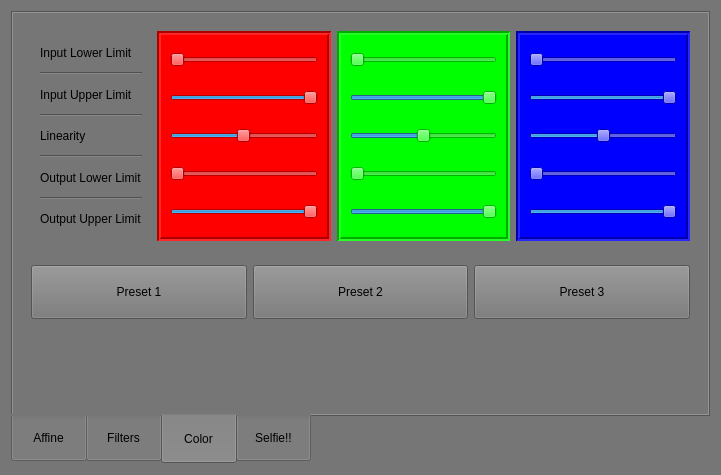
Qt form App/ImageRIT/panel.ui (natedileas/ImageRIT) before a commit.
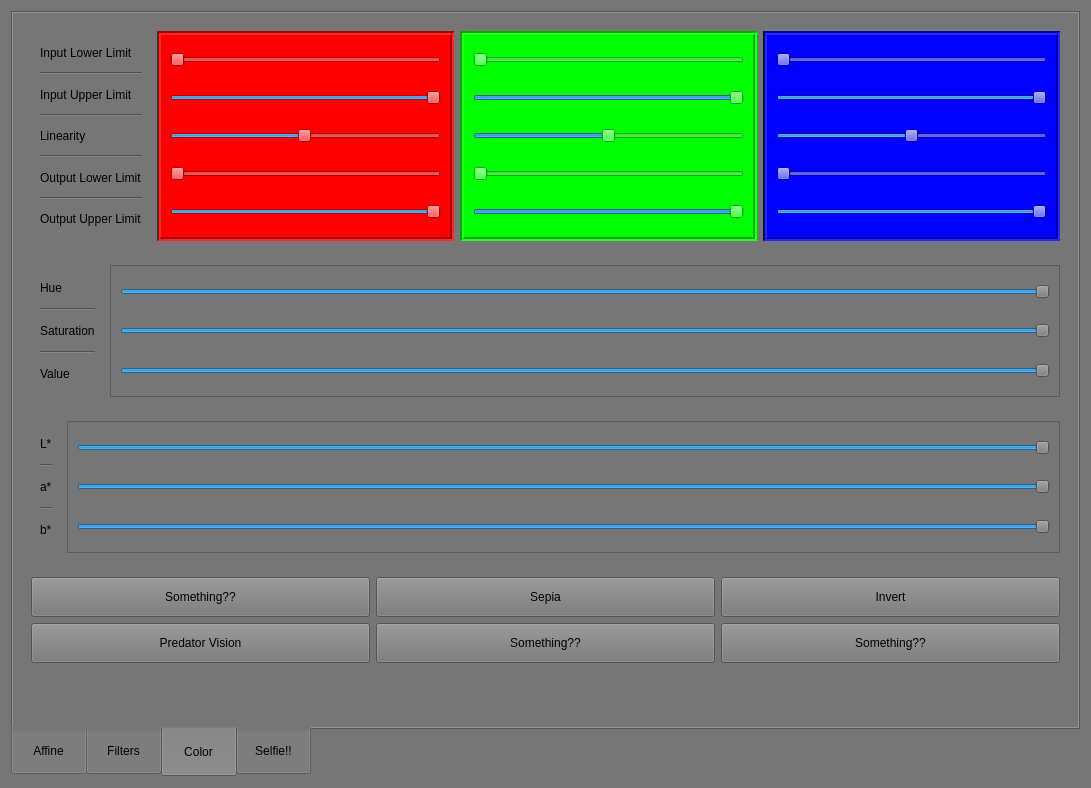
The same form after that commit. The open tabs and pages were chosen to show the change. Icons and pictures are not drawn.

Commit message: HSV and L*a*b* sliders.

What changed in the file:
```diff
--- a/App/ImageRIT/panel.ui
+++ b/App/ImageRIT/panel.ui
@@ -9,8 +9,8 @@
    <rect>
     <x>0</x>
     <y>0</y>
-    <width>721</width>
-    <height>475</height>
+    <width>1091</width>
+    <height>788</height>
    </rect>
   </property>
   <property name="windowTitle">
@@ -19,8 +19,8 @@
   <property name="styleSheet">
    <string notr="true">background-color: rgb(118, 118, 118);</string>
   </property>
-  <layout class="QVBoxLayout" name="verticalLayout_5">
-   <item>
+  <layout class="QGridLayout" name="gridLayout_2">
+   <item row="0" column="0">
     <widget class="QTabWidget" name="tabWidget">
      <property name="enabled">
       <bool>true</bool>
@@ -584,7 +584,7 @@
       <attribute name="title">
        <string>Color</string>
       </attribute>
-      <layout class="QVBoxLayout" name="verticalLayout_4">
+      <layout class="QVBoxLayout" name="verticalLayout_12">
        <item>
         <widget class="QFrame" name="frame_4">
          <property name="sizePolicy">
@@ -1150,21 +1150,433 @@
         </widget>
        </item>
        <item>
-        <widget class="QFrame" name="frame">
-         <property name="sizePolicy">
-          <sizepolicy hsizetype="Expanding" vsizetype="Expanding">
-           <horstretch>0</horstretch>
-           <verstretch>0</verstretch>
-          </sizepolicy>
+        <widget class="QFrame" name="red_2">
+         <property name="styleSheet">
+          <string notr="true"/>
          </property>
          <property name="frameShape">
           <enum>QFrame::NoFrame</enum>
          </property>
          <property name="frameShadow">
-          <enum>QFrame::Raised</enum>
+          <enum>QFrame::Sunken</enum>
+         </property>
+         <property name="lineWidth">
+          <number>2</number>
          </property>
          <layout class="QHBoxLayout" name="horizontalLayout">
           <item>
+           <widget class="QFrame" name="frame_12">
+            <property name="styleSheet">
+             <string notr="true">border-width: 10px;</string>
+            </property>
+            <property name="frameShape">
+             <enum>QFrame::NoFrame</enum>
+            </property>
+            <property name="frameShadow">
+             <enum>QFrame::Plain</enum>
+            </property>
+            <property name="lineWidth">
+             <number>0</number>
+            </property>
+            <layout class="QVBoxLayout" name="verticalLayout_10">
+             <item>
+              <widget class="QLabel" name="label_11">
+               <property name="text">
+                <string>Hue</string>
+               </property>
+              </widget>
+             </item>
+             <item>
+              <widget class="Line" name="line_5">
+               <property name="orientation">
+                <enum>Qt::Horizontal</enum>
+               </property>
+              </widget>
+             </item>
+             <item>
+              <widget class="QLabel" name="label_14">
+               <property name="text">
+                <string>Saturation</string>
+               </property>
+              </widget>
+             </item>
+             <item>
+              <widget class="Line" name="line_8">
+               <property name="orientation">
+                <enum>Qt::Horizontal</enum>
+               </property>
+              </widget>
+             </item>
+             <item>
+              <widget class="QLabel" name="label_15">
+               <property name="text">
+                <string>Value</string>
+               </property>
+              </widget>
+             </item>
+            </layout>
+           </widget>
+          </item>
+          <item>
+           <widget class="QFrame" name="frame_13">
+            <property name="frameShape">
+             <enum>QFrame::StyledPanel</enum>
+            </property>
+            <property name="frameShadow">
+             <enum>QFrame::Raised</enum>
+            </property>
+            <layout class="QVBoxLayout" name="verticalLayout_4">
+             <item>
+              <widget class="QSlider" name="h">
+               <property name="sizePolicy">
+                <sizepolicy hsizetype="Expanding" vsizetype="Expanding">
+                 <horstretch>0</horstretch>
+                 <verstretch>0</verstretch>
+                </sizepolicy>
+               </property>
+               <property name="styleSheet">
+                <string notr="true">
+QSlider:horizontal {
+    min-height: 32px;
+}
+QSlider::groove:horizontal {
+    margin: -8px 0;
+}</string>
+               </property>
+               <property name="maximum">
+                <number>100</number>
+               </property>
+               <property name="value">
+                <number>100</number>
+               </property>
+               <property name="orientation">
+                <enum>Qt::Horizontal</enum>
+               </property>
+              </widget>
+             </item>
+             <item>
+              <widget class="QSlider" name="s">
+               <property name="sizePolicy">
+                <sizepolicy hsizetype="Expanding" vsizetype="Expanding">
+                 <horstretch>0</horstretch>
+                 <verstretch>0</verstretch>
+                </sizepolicy>
+               </property>
+               <property name="styleSheet">
+                <string notr="true">
+QSlider:horizontal {
+    min-height: 32px;
+}
+QSlider::groove:horizontal {
+    margin: -8px 0;
+}</string>
+               </property>
+               <property name="maximum">
+                <number>100</number>
+               </property>
+               <property name="value">
+                <number>100</number>
+               </property>
+               <property name="orientation">
+                <enum>Qt::Horizontal</enum>
+               </property>
+               <property name="tickPosition">
+                <enum>QSlider::NoTicks</enum>
+               </property>
+              </widget>
+             </item>
+             <item>
+              <widget class="QSlider" name="v">
+               <property name="sizePolicy">
+                <sizepolicy hsizetype="Expanding" vsizetype="Expanding">
+                 <horstretch>0</horstretch>
+                 <verstretch>0</verstretch>
+                </sizepolicy>
+               </property>
+               <property name="styleSheet">
+                <string notr="true">QSlider:horizontal {
+    min-height: 32px;
+}
+QSlider::groove:horizontal {
+    margin: -8px 0;
+}</string>
+               </property>
+               <property name="minimum">
+                <number>1</number>
+               </property>
+               <property name="maximum">
+                <number>100</number>
+               </property>
+               <property name="value">
+                <number>100</number>
+               </property>
+               <property name="orientation">
+                <enum>Qt::Horizontal</enum>
+               </property>
+              </widget>
+             </item>
+            </layout>
+           </widget>
+          </item>
+         </layout>
+        </widget>
+       </item>
+       <item>
+        <widget class="QFrame" name="red_3">
+         <property name="styleSheet">
+          <string notr="true">border-color: rgb(0, 0, 0);
+border-width: 10px;</string>
+         </property>
+         <property name="frameShape">
+          <enum>QFrame::NoFrame</enum>
+         </property>
+         <property name="frameShadow">
+          <enum>QFrame::Sunken</enum>
+         </property>
+         <property name="lineWidth">
+          <number>2</number>
+         </property>
+         <layout class="QHBoxLayout" name="horizontalLayout_3">
+          <item>
+           <widget class="QFrame" name="frame_14">
+            <property name="styleSheet">
+             <string notr="true">border-width: 10px;</string>
+            </property>
+            <property name="frameShape">
+             <enum>QFrame::NoFrame</enum>
+            </property>
+            <property name="frameShadow">
+             <enum>QFrame::Plain</enum>
+            </property>
+            <property name="lineWidth">
+             <number>0</number>
+            </property>
+            <layout class="QVBoxLayout" name="verticalLayout_11">
+             <item>
+              <widget class="QLabel" name="label_12">
+               <property name="text">
+                <string>L*</string>
+               </property>
+              </widget>
+             </item>
+             <item>
+              <widget class="Line" name="line_6">
+               <property name="orientation">
+                <enum>Qt::Horizontal</enum>
+               </property>
+              </widget>
+             </item>
+             <item>
+              <widget class="QLabel" name="label_16">
+               <property name="text">
+                <string>a*</string>
+               </property>
+              </widget>
+             </item>
+             <item>
+              <widget class="Line" name="line_9">
+               <property name="orientation">
+                <enum>Qt::Horizontal</enum>
+               </property>
+              </widget>
+             </item>
+             <item>
+              <widget class="QLabel" name="label_17">
+               <property name="text">
+                <string>b*</string>
+               </property>
+              </widget>
+             </item>
+            </layout>
+           </widget>
+          </item>
+          <item>
+           <widget class="QFrame" name="frame_15">
+            <property name="frameShape">
+             <enum>QFrame::StyledPanel</enum>
+            </property>
+            <property name="frameShadow">
+             <enum>QFrame::Raised</enum>
+            </property>
+            <layout class="QVBoxLayout" name="verticalLayout_5">
+             <item>
+              <widget class="QSlider" name="l">
+               <property name="sizePolicy">
+                <sizepolicy hsizetype="Expanding" vsizetype="Expanding">
+                 <horstretch>0</horstretch>
+                 <verstretch>0</verstretch>
+                </sizepolicy>
+               </property>
+               <property name="styleSheet">
+                <string notr="true">
+QSlider:horizontal {
+    min-height: 32px;
+}
+QSlider::groove:horizontal {
+    margin: -8px 0;
+}</string>
+               </property>
+               <property name="maximum">
+                <number>100</number>
+               </property>
+               <property name="value">
+                <number>100</number>
+               </property>
+               <property name="orientation">
+                <enum>Qt::Horizontal</enum>
+               </property>
+              </widget>
+             </item>
+             <item>
+              <widget class="QSlider" name="a">
+               <property name="sizePolicy">
+                <sizepolicy hsizetype="Expanding" vsizetype="Expanding">
+                 <horstretch>0</horstretch>
+                 <verstretch>0</verstretch>
+                </sizepolicy>
+               </property>
+               <property name="styleSheet">
+                <string notr="true">
+QSlider:horizontal {
+    min-height: 32px;
+}
+QSlider::groove:horizontal {
+    margin: -8px 0;
+}</string>
+               </property>
+               <property name="maximum">
+                <number>100</number>
+               </property>
+               <property name="value">
+                <number>100</number>
+               </property>
+               <property name="orientation">
+                <enum>Qt::Horizontal</enum>
+               </property>
+               <property name="tickPosition">
+                <enum>QSlider::NoTicks</enum>
+               </property>
+              </widget>
+             </item>
+             <item>
+              <widget class="QSlider" name="b">
+               <property name="sizePolicy">
+                <sizepolicy hsizetype="Expanding" vsizetype="Expanding">
+                 <horstretch>0</horstretch>
+                 <verstretch>0</verstretch>
+                </sizepolicy>
+               </property>
+               <property name="styleSheet">
+                <string notr="true">QSlider:horizontal {
+    min-height: 32px;
+}
+QSlider::groove:horizontal {
+    margin: -8px 0;
+}</string>
+               </property>
+               <property name="minimum">
+                <number>1</number>
+               </property>
+               <property name="maximum">
+                <number>100</number>
+               </property>
+               <property name="value">
+                <number>100</number>
+               </property>
+               <property name="orientation">
+                <enum>Qt::Horizontal</enum>
+               </property>
+              </widget>
+             </item>
+            </layout>
+           </widget>
+          </item>
+         </layout>
+        </widget>
+       </item>
+       <item>
+        <widget class="QFrame" name="frame">
+         <property name="sizePolicy">
+          <sizepolicy hsizetype="Expanding" vsizetype="Expanding">
+           <horstretch>0</horstretch>
+           <verstretch>0</verstretch>
+          </sizepolicy>
+         </property>
+         <property name="frameShape">
+          <enum>QFrame::NoFrame</enum>
+         </property>
+         <property name="frameShadow">
+          <enum>QFrame::Raised</enum>
+         </property>
+         <layout class="QGridLayout" name="gridLayout_8">
+          <item row="1" column="2">
+           <widget class="QPushButton" name="pushButton_10">
+            <property name="sizePolicy">
+             <sizepolicy hsizetype="Expanding" vsizetype="Expanding">
+              <horstretch>0</horstretch>
+              <verstretch>0</verstretch>
+             </sizepolicy>
+            </property>
+            <property name="focusPolicy">
+             <enum>Qt::NoFocus</enum>
+            </property>
+            <property name="text">
+             <string>Something??</string>
+            </property>
+           </widget>
+          </item>
+          <item row="1" column="0">
+           <widget class="QPushButton" name="pushButton_15">
+            <property name="sizePolicy">
+             <sizepolicy hsizetype="Expanding" vsizetype="Expanding">
+              <horstretch>0</horstretch>
+              <verstretch>0</verstretch>
+             </sizepolicy>
+            </property>
+            <property name="focusPolicy">
+             <enum>Qt::NoFocus</enum>
+            </property>
+            <property name="text">
+             <string>Predator Vision</string>
+            </property>
+           </widget>
+          </item>
+          <item row="1" column="1">
+           <widget class="QPushButton" name="pushButton_9">
+            <property name="sizePolicy">
+             <sizepolicy hsizetype="Expanding" vsizetype="Expanding">
+              <horstretch>0</horstretch>
+              <verstretch>0</verstretch>
+             </sizepolicy>
+            </property>
+            <property name="focusPolicy">
+             <enum>Qt::NoFocus</enum>
+            </property>
+            <property name="text">
+             <string>Something??</string>
+            </property>
+           </widget>
+          </item>
+          <item row="0" column="2">
+           <widget class="QPushButton" name="invert">
+            <property name="sizePolicy">
+             <sizepolicy hsizetype="Expanding" vsizetype="Expanding">
+              <horstretch>0</horstretch>
+              <verstretch>0</verstretch>
+             </sizepolicy>
+            </property>
+            <property name="focusPolicy">
+             <enum>Qt::NoFocus</enum>
+            </property>
+            <property name="text">
+             <string>Invert</string>
+            </property>
+            <property name="checkable">
+             <bool>true</bool>
+            </property>
+           </widget>
+          </item>
+          <item row="0" column="0">
            <widget class="QPushButton" name="pushButton_7">
             <property name="sizePolicy">
              <sizepolicy hsizetype="Expanding" vsizetype="Expanding">
@@ -1176,11 +1588,11 @@
              <enum>Qt::NoFocus</enum>
             </property>
             <property name="text">
-             <string>Preset 1</string>
+             <string>Something??</string>
             </property>
            </widget>
           </item>
-          <item>
+          <item row="0" column="1">
            <widget class="QPushButton" name="pushButton_8">
             <property name="sizePolicy">
              <sizepolicy hsizetype="Expanding" vsizetype="Expanding">
@@ -1192,14 +1604,14 @@
              <enum>Qt::NoFocus</enum>
             </property>
             <property name="text">
-             <string>Preset 2</string>
+             <string>Sepia</string>
             </property>
            </widget>
           </item>
-          <item>
-           <widget class="QPushButton" name="pushButton_9">
+          <item row="2" column="2">
+           <widget class="QPushButton" name="color_reset">
             <property name="sizePolicy">
-             <sizepolicy hsizetype="Expanding" vsizetype="Expanding">
+             <sizepolicy hsizetype="Minimum" vsizetype="Expanding">
               <horstretch>0</horstretch>
               <verstretch>0</verstretch>
              </sizepolicy>
@@ -1208,46 +1620,30 @@
              <enum>Qt::NoFocus</enum>
             </property>
             <property name="text">
-             <string>Preset 3</string>
+             <string/>
+            </property>
+            <property name="icon">
+             <iconset theme="default" resource="resources.qrc">
+              <normaloff>:/images/rotate_right-512.png</normaloff>
+              <normalon>:/images/rotate_right-512.png</normalon>:/images/rotate_right-512.png</iconset>
+            </property>
+            <property name="iconSize">
+             <size>
+              <width>40</width>
+              <height>40</height>
+             </size>
+            </property>
+            <property name="checkable">
+             <bool>false</bool>
+            </property>
+            <property name="flat">
+             <bool>true</bool>
             </property>
            </widget>
           </item>
          </layout>
         </widget>
        </item>
-       <item>
-        <widget class="QPushButton" name="color_reset">
-         <property name="sizePolicy">
-          <sizepolicy hsizetype="Expanding" vsizetype="Expanding">
-           <horstretch>0</horstretch>
-           <verstretch>0</verstretch>
-          </sizepolicy>
-         </property>
-         <property name="focusPolicy">
-          <enum>Qt::NoFocus</enum>
-         </property>
-         <property name="text">
-          <string/>
-         </property>
-         <property name="icon">
-          <iconset theme="default" resource="resources.qrc">
-           <normaloff>:/images/rotate_right-512.png</normaloff>
-           <normalon>:/images/rotate_right-512.png</normalon>:/images/rotate_right-512.png</iconset>
-         </property>
-         <property name="iconSize">
-          <size>
-           <width>40</width>
-           <height>40</height>
-          </size>
-         </property>
-         <property name="checkable">
-          <bool>false</bool>
-         </property>
-         <property name="flat">
-          <bool>true</bool>
-         </property>
-        </widget>
-       </item>
       </layout>
      </widget>
      <widget class="QWidget" name="selfie">
```
Left out of the diff: 142 changed lines with no effect on the pictures. The commit also changes 4 other files.
